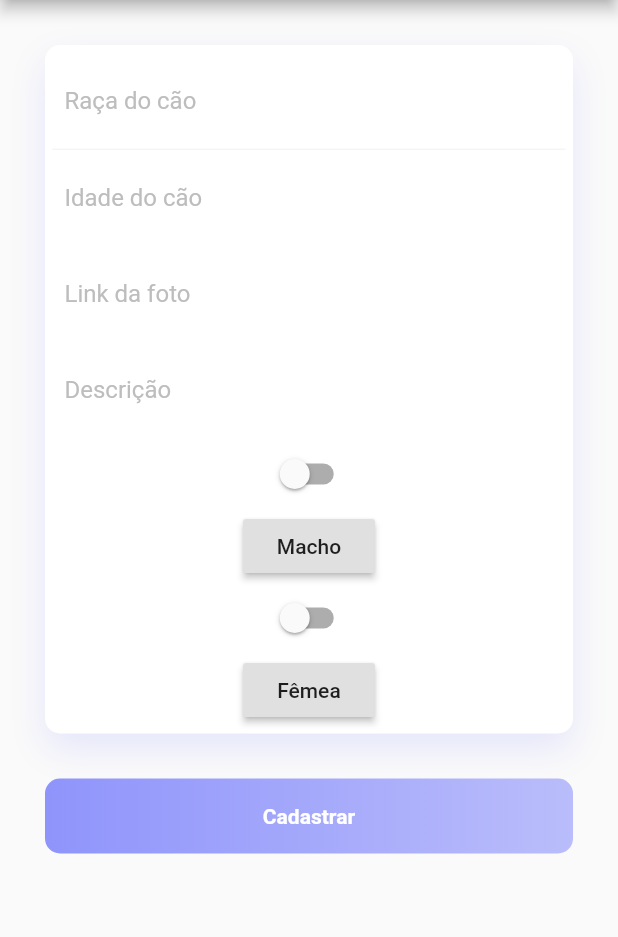
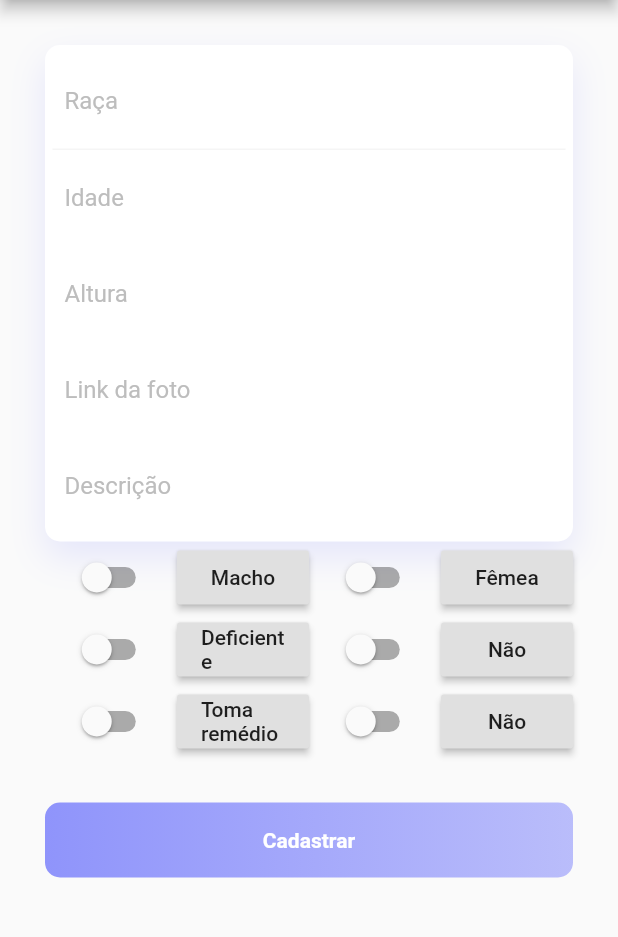
Before and after one commit to galdinogabriel/DogFamily, a Flutter app: the TelaAnunciarCao screen opened by its route, on a phone screen of 412 x 824 dp, the part 84-1021 px from its top. Run offline on Flutter 3.47's test engine with Material 2 defaults, Android fonts, the phone set to English and light mode, and no system bars; network calls fail.

Commit message:
Tela de cadastro finalizada faltando validar cao

```diff
--- a/lib/screens/tela_cadastrar_cao.dart
+++ b/lib/screens/tela_cadastrar_cao.dart
@@ -12,7 +12,11 @@ import 'package:dogfamily/widgets/botao_anunciar_cao.dart';
 class TelaAnunciarCao extends StatelessWidget {
   @override
   Widget build(BuildContext context) {
+
     return Scaffold(
+
+       // backgroundColor: Colors.blue.shade200,
+
       drawer: CustomDrawerWidget(),
       appBar: AppBar(
         title: Text("Cadastro do cão"),
@@ -25,6 +29,7 @@ class TelaAnunciarCao extends StatelessWidget {
       body: MyCustomForm(),
 
     );
+
   }
 
 
@@ -36,6 +41,11 @@ class MyCustomForm extends StatefulWidget {
     return MyCustomFormState();
   }
 }
+//BACKGROUND
+
+
+
+//FIM BACKGROUND
 
 // Create a corresponding State class.
 // This class holds data related to the form.
@@ -90,7 +100,7 @@ bool _enabled = false;
                     child: TextField(
                       decoration: InputDecoration(
                         border: InputBorder.none,
-                        hintText: "Raça do cão",
+                        hintText: "Raça",
                         hintStyle: TextStyle(color: Colors.grey[400])
                       ),
                     )
@@ -100,11 +110,21 @@ bool _enabled = false;
                     child: TextField(
                       decoration: InputDecoration(
                         border: InputBorder.none,
-                        hintText: "Idade do cão",
+                        hintText: "Idade",
                         hintStyle: TextStyle(color: Colors.grey[400])
                       ),
                     )
                   ),
+                    Container(
+                    padding: EdgeInsets.all(8.0),
+                    child: TextField(
+                      decoration: InputDecoration(
+                        border: InputBorder.none,
+                        hintText: "Altura",
+                        hintStyle: TextStyle(color: Colors.grey[400])
+                      ),
+                    )
+                    ),
                   Container(
                     padding: EdgeInsets.all(8.0),
                     child: TextField(
@@ -115,6 +135,7 @@ bool _enabled = false;
                       ),
                     )
                   ),
+
                   Container(
                     padding: EdgeInsets.all(8.0),
                     child: TextField(
@@ -124,17 +145,29 @@ bool _enabled = false;
                         hintStyle: TextStyle(color: Colors.grey[400])
                       ),
                     )
-                    ),
-                     Container( child: Column(
-          children: [
-                        Switch(
+                    )
+
+
+
+
+
+                ],
+              )
+          ),
+          // GENERO DO CAO
+          Row (
+            children: [
+
+Expanded(flex: 2,child: Switch(
                             value: _enabled,
+
                             onChanged: (check) {
                               setState(() {
                                 _enabled = check;
                               });
-                            }),
-                        RaisedButton(
+                            }),),
+
+ Expanded(flex: 2,child: RaisedButton(
                           disabledColor: Colors.black,
                           disabledTextColor: Colors.white,
                           onPressed: _enabled
@@ -142,18 +175,21 @@ bool _enabled = false;
                               : () {
                                   print("Clicked");
                                 },
+                         child: Center(
                           child: Text("Macho"),
+                         )
 
+                        ), ),
 
-                        ),
-                        Switch(
+ Expanded(flex: 2, child: Switch(
                             value: _enabled,
                             onChanged: (check) {
                               setState(() {
                                 _enabled = check;
                               });
-                            }),
-                        RaisedButton(
+                            }),),
+
+     Expanded(flex: 2, child:RaisedButton(
                           disabledColor: Colors.black,
                           disabledTextColor: Colors.white,
                           onPressed: _enabled
@@ -164,19 +200,121 @@ bool _enabled = false;
                           child: Text("Fêmea"),
 
 
-                        ),
-                 ],
-        ),),
+                        ),),
+
+ ],
+
+        ), // FIM DO GENERO DO CAO
+
+// DEFICIENCIA
+          Row (
+            children: [
+
+Expanded(flex: 1,child: Switch(
+                            value: _enabled,
+
+                            onChanged: (check) {
+                              setState(() {
+                                _enabled = check;
+                              });
+                            }),),
+
+ Expanded(flex: 1,child: RaisedButton(
+                          disabledColor: Colors.black,
+                          disabledTextColor: Colors.white,
+                          onPressed: _enabled
+                              ? null
+                              : () {
+                                  print("Clicked");
+                                },
+                         child: Center(
+                          child: Text("Deficiente"),
+                         )
+
+                        ), ),
+
+ Expanded(flex: 1, child: Switch(
+                            value: _enabled,
+                            onChanged: (check) {
+                              setState(() {
+                                _enabled = check;
+                              });
+                            }),),
+
+     Expanded(flex: 1, child:RaisedButton(
+                          disabledColor: Colors.black,
+                          disabledTextColor: Colors.white,
+                          onPressed: _enabled
+                              ? null
+                              : () {
+                                  print("Clicked");
+                                },
+                          child: Text("Não"),
 
 
+                        ),),
+
+ ],
+
+        ), // FIM DEFICIENCIA
+
+// REMEDIO
+          Row (
+            children: [
+
+Expanded(flex: 2,child: Switch(
+                            value: _enabled,
+
+                            onChanged: (check) {
+                              setState(() {
+                                _enabled = check;
+                              });
+                            }),),
+
+ Expanded(flex: 2,child: RaisedButton(
+                          disabledColor: Colors.black,
+                          disabledTextColor: Colors.white,
+                          onPressed: _enabled
+                              ? null
+                              : () {
+                                  print("Clicked");
+                                },
+                         child: Center(
+                          child: Text("Toma remédio"),
+                         )
+
+                        ), ),
+
+ Expanded(flex: 2, child: Switch(
+                            value: _enabled,
+                            onChanged: (check) {
+                              setState(() {
+                                _enabled = check;
+                              });
+                            }),),
+
+     Expanded(flex: 2, child:RaisedButton(
+                          disabledColor: Colors.black,
+                          disabledTextColor: Colors.white,
+                          onPressed: _enabled
+                              ? null
+                              : () {
+                                  print("Clicked");
+                                },
+                          child: Text("Não"),
 
 
-                ],
-              )
-          ),
+                        ),),
+
+ ],
+
+        ), // FIM REMEDIO
+
           SizedBox(height: 30,),
           Container(
+
           height: 50,
+
           decoration: BoxDecoration(
             borderRadius: BorderRadius.circular(10),
             gradient: LinearGradient(
```
